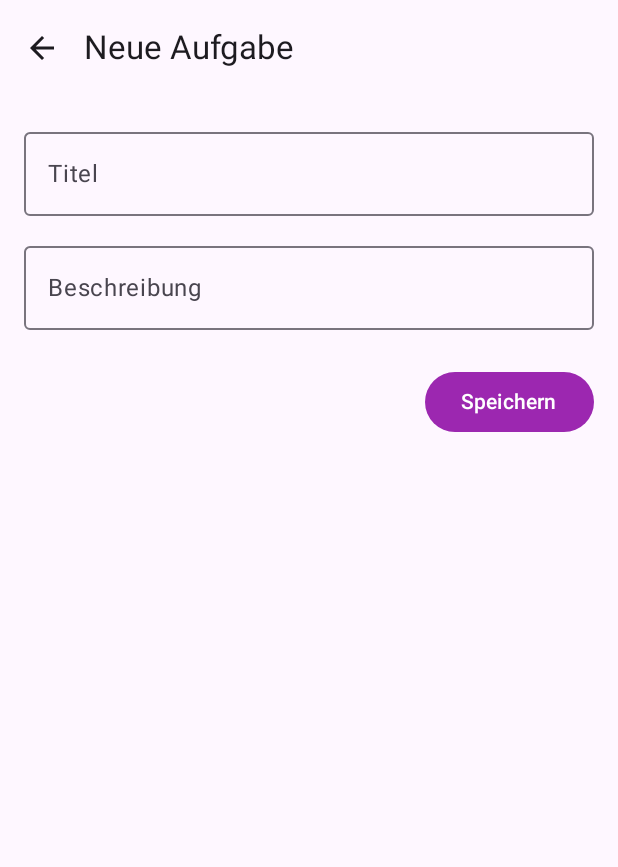
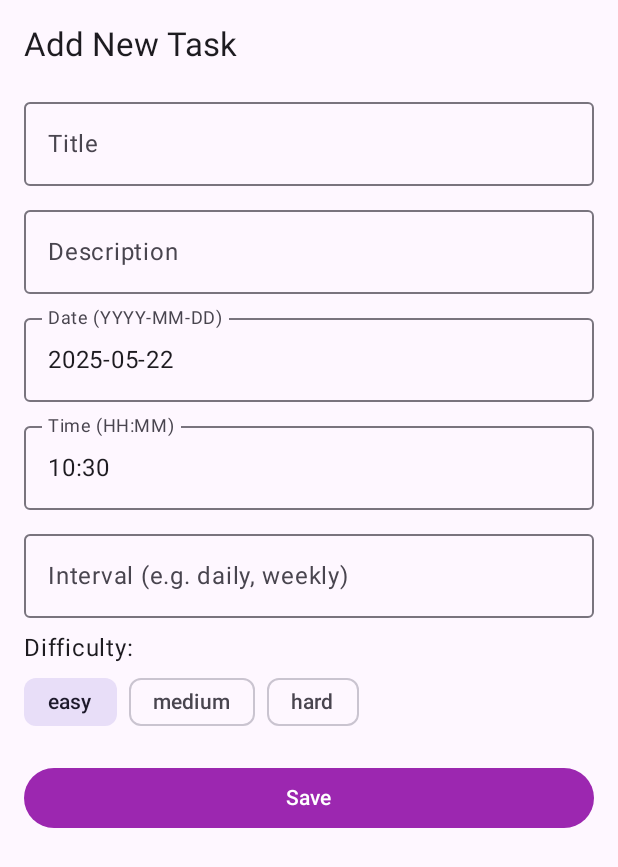
Before and after one commit to JulianSchoerg28/CleanAF, an Android app built with Jetpack Compose: the AddTaskScreen screen opened through its navigation route, on a phone screen of 412 x 824 dp. Shown: the top 867 px of the screen. Run offline under Robolectric (Android 15) with nearby library versions, the phone set to English and light mode, and no system bars; our stand-ins replace Dagger/Hilt's generated code, Room's generated code.

Commit message:
added the rest of the Details, added everything to the screens

```diff
--- a/app/src/main/java/com/example/cleanaf/MainActivity.kt
+++ b/app/src/main/java/com/example/cleanaf/MainActivity.kt
@@ -16,6 +16,7 @@ import com.example.cleanaf.ui.screens.AddTaskScreen
 import com.example.cleanaf.ui.screens.TaskDetailScreen
 import com.example.cleanaf.ui.screens.TaskListScreen
 import com.example.cleanaf.ui.theme.CleanAFTheme
+import com.example.cleanaf.viewmodel.TaskViewModel
 import dagger.hilt.android.AndroidEntryPoint
 
 @AndroidEntryPoint
@@ -26,32 +27,40 @@ class MainActivity : ComponentActivity() {
             CleanAFTheme {
                 Surface(color = MaterialTheme.colorScheme.background) {
                     val navController = rememberNavController()
+                    val taskViewModel: TaskViewModel = hiltViewModel()
 
                     NavHost(
                         navController = navController,
                         startDestination = "taskList"
                     ) {
-                        composable("taskList") {
+                        composable(route = "taskList") {
                             TaskListScreen(
                                 navController = navController,
+                                viewModel = taskViewModel,      // ViewModel übergeben
                                 onTaskClick = { taskId ->
                                     navController.navigate("taskDetail/$taskId")
                                 }
                             )
-
                         }
                         composable(
-                            "taskDetail/{taskId}",
+                            route = "taskDetail/{taskId}",
                             arguments = listOf(navArgument("taskId") { type = NavType.IntType })
                         ) {
                             val taskId = it.arguments?.getInt("taskId") ?: return@composable
-                            TaskDetailScreen(taskId = taskId, navController = navController)
+                            TaskDetailScreen(
+                                taskId = taskId,
+                                navController = navController,
+                                viewModel = taskViewModel
+                            )
                         }
-                        composable("addTask") {
-                            AddTaskScreen(navController = navController, taskViewModel = hiltViewModel())
+                        composable(route = "addTask") {
+                            AddTaskScreen(
+                                navController = navController,
+                                viewModel = taskViewModel
+                            )
                         }
+                    }
 
-                    }
                 }
             }
         }
--- a/app/src/main/java/com/example/cleanaf/data/AppDatabase.kt
+++ b/app/src/main/java/com/example/cleanaf/data/AppDatabase.kt
@@ -3,7 +3,7 @@ package com.example.cleanaf.data
 import androidx.room.Database
 import androidx.room.RoomDatabase
 
-@Database(entities = [Task::class], version = 1, exportSchema = false)
+@Database(entities = [Task::class], version = 2, exportSchema = false)
 abstract class AppDatabase : RoomDatabase() {
     abstract fun taskDao(): TaskDao
 }
--- a/app/src/main/java/com/example/cleanaf/data/TaskRepository.kt
+++ b/app/src/main/java/com/example/cleanaf/data/TaskRepository.kt
@@ -6,8 +6,8 @@ import javax.inject.Singleton
 
 @Singleton
 class TaskRepository @Inject constructor(private val dao: TaskDao) {
-//    val allTasks: Flow<List<Task>> = dao.getAllTasks()
     fun getAllTasks(): Flow<List<Task>> = dao.getAllTasks()
+
     fun getTaskById(id: Int): Flow<Task?> {
         return dao.getTaskById(id)
     }
--- a/app/src/main/java/com/example/cleanaf/di/AppModule.kt
+++ b/app/src/main/java/com/example/cleanaf/di/AppModule.kt
@@ -18,7 +18,14 @@ object AppModule {
 
     @Provides
     fun provideDatabase(@ApplicationContext context: Context): AppDatabase {
-        return Room.databaseBuilder(context, AppDatabase::class.java, "task-db").build()
+//        return Room.databaseBuilder(context, AppDatabase::class.java, "task-db").build()
+        return Room.databaseBuilder(
+            context.applicationContext,
+            AppDatabase::class.java,
+            "app_database"
+        )
+            .fallbackToDestructiveMigration()
+            .build()
     }
 
 
--- a/app/src/main/java/com/example/cleanaf/ui/components/TaskItem.kt
+++ b/app/src/main/java/com/example/cleanaf/ui/components/TaskItem.kt
@@ -22,7 +22,7 @@ fun TaskItem(
         horizontalArrangement = Arrangement.SpaceBetween
     ) {
         Column(modifier = Modifier.weight(1f)) {
-            Text(text = task.title, style = MaterialTheme.typography.titleMedium)
+            Text(text = task.name, style = MaterialTheme.typography.titleMedium)
             Text(text = task.description, style = MaterialTheme.typography.bodyMedium)
         }
         Checkbox(
--- a/app/src/main/java/com/example/cleanaf/ui/screens/AddTaskScreen.kt
+++ b/app/src/main/java/com/example/cleanaf/ui/screens/AddTaskScreen.kt
@@ -1,68 +1,110 @@
 package com.example.cleanaf.ui.screens
 
 import androidx.compose.foundation.layout.*
-import androidx.compose.material.icons.Icons
-import androidx.compose.material.icons.filled.ArrowBack
+import androidx.compose.foundation.text.KeyboardOptions
 import androidx.compose.material3.*
 import androidx.compose.runtime.*
-import androidx.compose.ui.Alignment
 import androidx.compose.ui.Modifier
+import androidx.compose.ui.text.input.KeyboardType
 import androidx.compose.ui.unit.dp
 import androidx.navigation.NavController
 import com.example.cleanaf.viewmodel.TaskViewModel
+import java.time.LocalDate
+import java.time.LocalTime
 
-@OptIn(ExperimentalMaterial3Api::class)
 @Composable
 fun AddTaskScreen(
     navController: NavController,
-    taskViewModel: TaskViewModel
+    viewModel: TaskViewModel
 ) {
     var title by remember { mutableStateOf("") }
     var description by remember { mutableStateOf("") }
+    var date by remember { mutableStateOf(LocalDate.now().toString()) }
+    var time by remember { mutableStateOf(LocalTime.now().withSecond(0).withNano(0).toString()) }
+    var interval by remember { mutableStateOf("") }
+    var difficulty by remember { mutableStateOf("easy") }
 
-    Scaffold(
-        topBar = {
-            TopAppBar(
-                title = { Text("Neue Aufgabe") },
-                navigationIcon = {
-                    IconButton(onClick = { navController.popBackStack() }) {
-                        Icon(Icons.Default.ArrowBack, contentDescription = "Zurück")
-                    }
-                }
-            )
-        }
-    ) { padding ->
-        Column(
-            modifier = Modifier
-                .padding(padding)
-                .padding(16.dp)
-                .fillMaxSize(),
-            verticalArrangement = Arrangement.Top,
-            horizontalAlignment = Alignment.Start
-        ) {
+    val difficultyOptions = listOf("easy", "medium", "hard")
+
+    Column(modifier = Modifier
+        .fillMaxSize()
+        .padding(16.dp)) {
+        Text("Add New Task", style = MaterialTheme.typography.titleLarge)
+
+        Spacer(modifier = Modifier.height(16.dp))
         OutlinedTextField(
             value = title,
             onValueChange = { title = it },
-                label = { Text("Titel") },
+            label = { Text("Title") },
             modifier = Modifier.fillMaxWidth()
         )
-            Spacer(modifier = Modifier.height(12.dp))
+
+        Spacer(modifier = Modifier.height(8.dp))
         OutlinedTextField(
             value = description,
             onValueChange = { description = it },
-                label = { Text("Beschreibung") },
+            label = { Text("Description") },
             modifier = Modifier.fillMaxWidth()
         )
-            Spacer(modifier = Modifier.height(24.dp))
+
+        Spacer(modifier = Modifier.height(8.dp))
+        OutlinedTextField(
+            value = date,
+            onValueChange = { date = it },
+            label = { Text("Date (YYYY-MM-DD)") },
+            modifier = Modifier.fillMaxWidth()
+        )
+
+        Spacer(modifier = Modifier.height(8.dp))
+        OutlinedTextField(
+            value = time,
+            onValueChange = { time = it },
+            label = { Text("Time (HH:MM)") },
+            modifier = Modifier.fillMaxWidth()
+        )
+
+        Spacer(modifier = Modifier.height(8.dp))
+        OutlinedTextField(
+            value = interval,
+            onValueChange = { interval = it },
+            label = { Text("Interval (e.g. daily, weekly)") },
+            modifier = Modifier.fillMaxWidth()
+        )
+
+        Spacer(modifier = Modifier.height(8.dp))
+        Text("Difficulty:")
+        Row(horizontalArrangement = Arrangement.spacedBy(8.dp)) {
+            difficultyOptions.forEach { option ->
+                FilterChip(
+                    selected = difficulty == option,
+                    onClick = { difficulty = option },
+                    label = { Text(option) }
+                )
+            }
+        }
+
+        Spacer(modifier = Modifier.height(16.dp))
         Button(
             onClick = {
-                    taskViewModel.addTask(title, description)
+                val points = when (difficulty) {
+                    "easy" -> 10
+                    "medium" -> 25
+                    "hard" -> 50
+                    else -> 10
+                }
+                viewModel.insertTask(
+                    title,
+                    description,
+                    date,
+                    time,
+                    interval,
+                    points
+                )
                 navController.popBackStack()
             },
-                modifier = Modifier.align(Alignment.End)
+            modifier = Modifier.fillMaxWidth()
         ) {
-                Text("Speichern")
+            Text("Save")
         }
     }
 }
-}
--- a/app/src/main/java/com/example/cleanaf/ui/screens/TaskListScreen.kt
+++ b/app/src/main/java/com/example/cleanaf/ui/screens/TaskListScreen.kt
@@ -27,8 +27,8 @@ fun TaskListScreen(
     viewModel: TaskViewModel = hiltViewModel(),
     onTaskClick: (Int) -> Unit
 ) {
-    val uiState by viewModel.uiState.collectAsState()
-    val tasks = uiState.taskList
+    // Hole die Tasks als State
+    val tasks by viewModel.tasks.collectAsState()
 
     Scaffold(
         topBar = {
@@ -37,9 +37,7 @@ fun TaskListScreen(
             )
         },
         floatingActionButton = {
-            FloatingActionButton(
-                onClick = { navController.navigate("addTask") }
-            ) {
+            FloatingActionButton(onClick = { navController.navigate("addTask") }) {
                 Icon(imageVector = Icons.Default.Add, contentDescription = "Add Task")
             }
         }
@@ -51,9 +49,7 @@ fun TaskListScreen(
                     onTaskClick = { onTaskClick(task.id) },
                     onCheckedChange = { isChecked -> viewModel.update(task.copy(isDone = isChecked)) }
                 )
-
             }
         }
-
     }
 }
```
Also changed, not shown: app/src/main/java/com/example/cleanaf/data/Task.kt (+6 -2 lines), app/src/main/java/com/example/cleanaf/ui/model/Task.kt (deleted, +0 -9 lines), app/src/main/java/com/example/cleanaf/ui/screens/TaskDetailScreen.kt (+24 -34 lines), app/src/main/java/com/example/cleanaf/viewmodel/TaskViewModel.kt (+32 -13 lines). Lines whose indentation alone changed are shown as unchanged.
